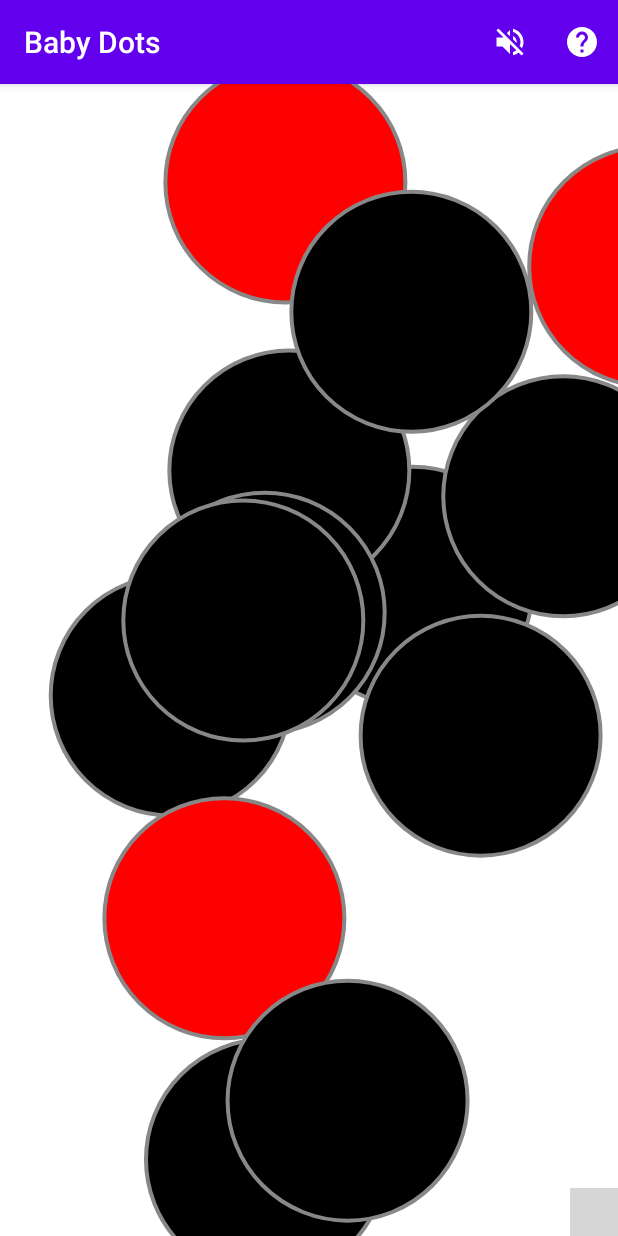
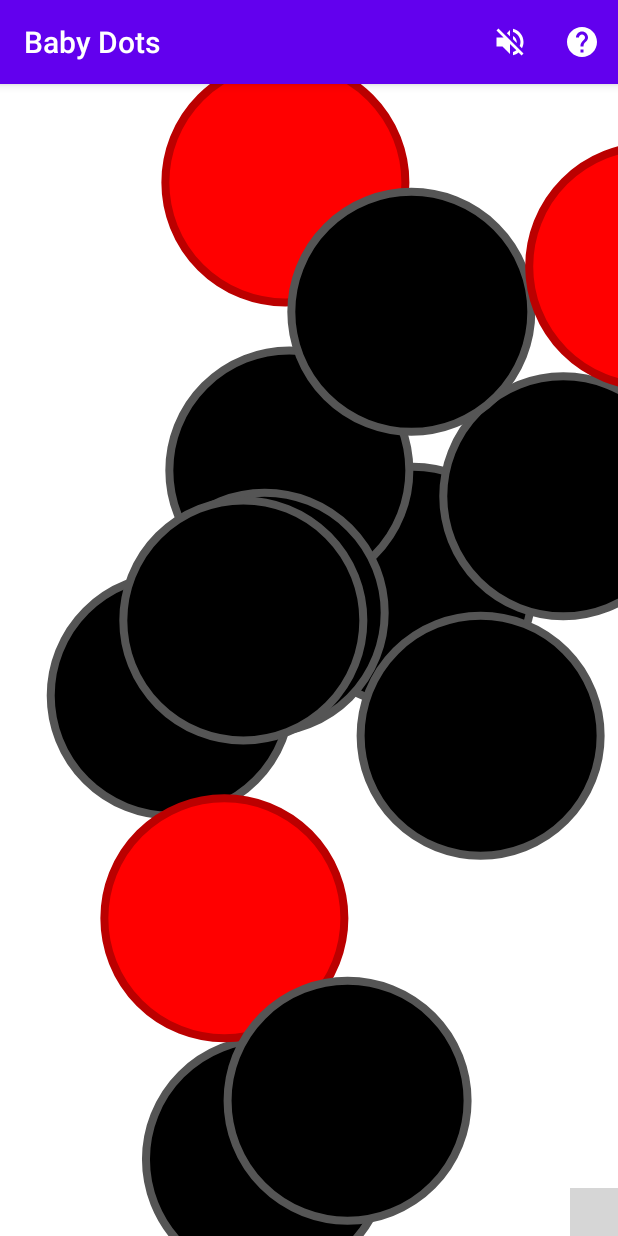
Before and after one commit to babydots/babydots, an Android app: the screen it shows after launch (MainActivity), on a phone screen of 412 x 824 dp. Run offline under Robolectric (Android 15) with nearby library versions, the phone set to English and light mode, and no system bars; libraries missing offline, so code that uses them is left out: com.leinardi.android; plain views replace SpeedDialView; 3 statements that could not run were skipped; grey boxes are pictures that could not be loaded.

Commit message:
Improve border colours to be a darker shade of the relevant dot colour, not just grey.

```diff
--- a/app/src/main/java/com/serwylo/babydots/AnimatedDots.kt
+++ b/app/src/main/java/com/serwylo/babydots/AnimatedDots.kt
@@ -71,6 +71,12 @@ class AnimatedDots @JvmOverloads constructor(
             Colour.Rainbow to context.resources.getIntArray(R.array.dotsSchemeRainbow),
     )
 
+    private val dotStrokePaints = mapOf(
+        Colour.Monochrome to context.resources.getIntArray(R.array.dotsSchemeMonochromeBorders),
+        Colour.SplashOfColour to context.resources.getIntArray(R.array.dotsSchemeSplashOfColourBorders),
+        Colour.Rainbow to context.resources.getIntArray(R.array.dotsSchemeRainbowBorders),
+    )
+
     private val numDots = 15
 
     /**
@@ -80,9 +86,8 @@ class AnimatedDots @JvmOverloads constructor(
 
     init {
 
-        dotStrokePaint.color = Color.GRAY
         dotStrokePaint.style = Paint.Style.STROKE
-        dotStrokePaint.strokeWidth = 4f
+        dotStrokePaint.strokeWidth = 8f
 
         linePaint.style = Paint.Style.STROKE
         linePaint.color = Color.BLACK
@@ -121,7 +126,9 @@ class AnimatedDots @JvmOverloads constructor(
         }
 
         val colourScheme = dotFillPaints[colour] ?: intArrayOf(android.R.color.black)
+        val borderColourScheme = dotStrokePaints[colour] ?: intArrayOf(android.R.color.black)
         var colours = colourScheme.iterator()
+        var borderColours = borderColourScheme.iterator()
 
         dots.forEach { dot ->
             dot.pathMeasure.getPosTan(dot.pathMeasure.length * animator.animatedValue as Float, point, null)
@@ -130,9 +137,12 @@ class AnimatedDots @JvmOverloads constructor(
                 colours = colourScheme.iterator()
             }
 
-            val colour = colours.next()
+            if (!borderColours.hasNext()) {
+                borderColours = borderColourScheme.iterator()
+            }
 
-            dotFillPaint.color = colour
+            dotFillPaint.color = colours.next()
+            dotStrokePaint.color = borderColours.next()
 
             val x = point[0]
             val y = point[1]
--- a/app/src/main/res/values/colors.xml
+++ b/app/src/main/res/values/colors.xml
@@ -9,12 +9,24 @@
         <item>#000000</item>
     </array>
 
+    <array name="dotsSchemeMonochromeBorders">
+        <item>#555555</item>
+    </array>
+
     <array name="dotsSchemeSplashOfColour">
         <item>#000000</item>
         <item>#000000</item>
         <item>#000000</item>
         <item>#000000</item>
         <item>#FF0000</item>
+    </array>
+
+    <array name="dotsSchemeSplashOfColourBorders">
+        <item>#555555</item>
+        <item>#555555</item>
+        <item>#555555</item>
+        <item>#555555</item>
+        <item>#BB0000</item>
     </array>
 
     <array name="dotsSchemeRainbow">
@@ -26,4 +38,13 @@
         <item>#FF0000</item>
     </array>
 
+    <array name="dotsSchemeRainbowBorders">
+        <item>#00BB00</item>
+        <item>#0000BB</item>
+        <item>#BBBB00</item>
+        <item>#BB00BB</item>
+        <item>#00BBBB</item>
+        <item>#BB0000</item>
+    </array>
+
 </resources>
```
